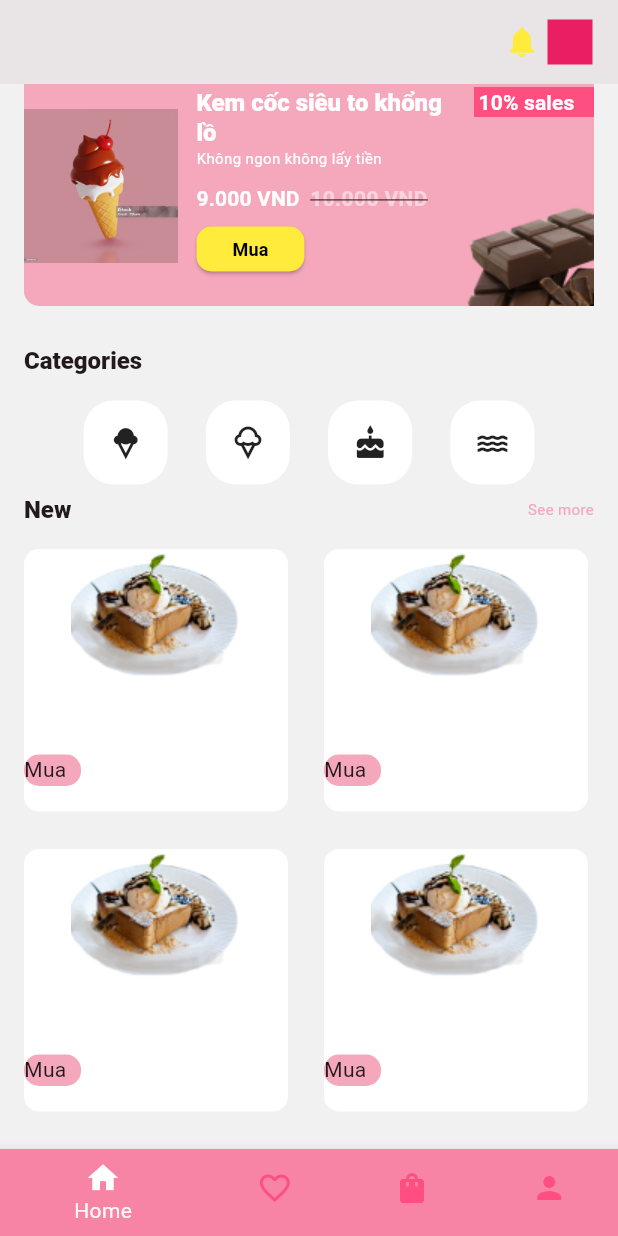
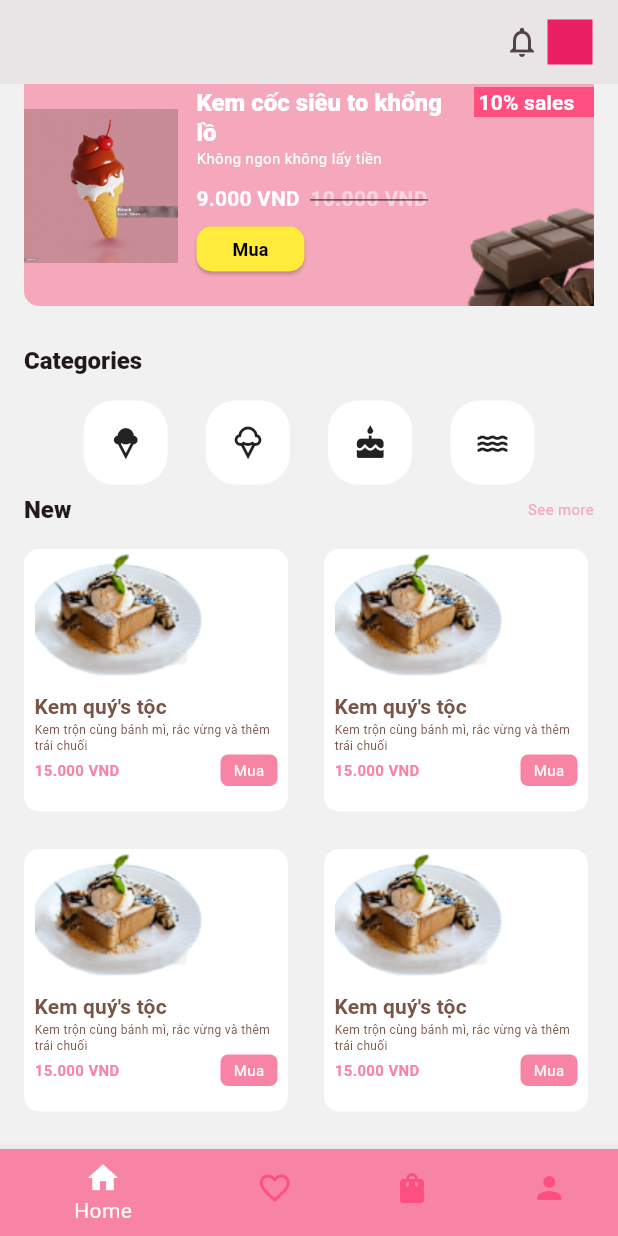
Before and after one commit to khuong1742005/Icecream-Shop, a Flutter app: the MainHomePage screen opened directly, scrolled down 90 dp, on a phone screen of 412 x 824 dp. Run offline on Flutter 3.47's test engine with Material 3 defaults, Android fonts, the light colour scheme and no system bars.

Commit message:
add buy buttom and list food favou, done gridView and done favou page

```diff
--- a/lib/home_page/home_page.dart
+++ b/lib/home_page/home_page.dart
@@ -93,6 +93,10 @@ class _HomePageState extends State<HomePage> {
                   return buildFoodGrid(
                     context,
                     foodImg: "assets/food_grid.png",
+                    foodName: "Kem quý's tộc",
+                    foodDescription:
+                        "Kem trộn cùng bánh mì, rắc vừng và thêm trái chuối",
+                    foodPrice: "15.000 VND",
                   );
                 },
               ),
--- a/lib/home_page/main_home_page.dart
+++ b/lib/home_page/main_home_page.dart
@@ -1,7 +1,7 @@
 import 'package:flutter/material.dart';
+import 'package:ice_cream_shop/home_page/favourite_page.dart';
 import 'package:ice_cream_shop/home_page/home_page.dart';
 import 'package:ice_cream_shop/started_page/forgot_pass_page.dart';
-import 'package:ice_cream_shop/started_page/sign_in_page.dart';
 import 'package:ice_cream_shop/started_page/sign_up_page.dart';
 
 class MainHomePage extends StatefulWidget {
@@ -13,6 +13,7 @@ class MainHomePage extends StatefulWidget {
 
 class _MainHomePageState extends State<MainHomePage> {
   int _currentIndex = 0;
+  bool _isBell = false;
 
   @override
   Widget build(BuildContext context) {
@@ -20,9 +21,13 @@ class _MainHomePageState extends State<MainHomePage> {
       appBar: AppBar(
         backgroundColor: Theme.of(context).colorScheme.primaryContainer,
         actions: [
-          const Icon(
-            Icons.notifications,
-            color: Colors.yellow,
+          GestureDetector(
+            onTap: () {
+              setState(() {
+                _isBell = !_isBell;
+              });
+            },
+            child: iconBell(),
           ),
           const SizedBox(width: 5),
           Container(
@@ -79,9 +84,15 @@ class _MainHomePageState extends State<MainHomePage> {
   List<Widget> listScreen() {
     return [
       const HomePage(),
-      const SignInPage(),
+      const FavouritePage(),
       const SignUpPage(),
       const ForgotPassPage(),
     ];
   }
+
+  Widget iconBell() {
+    return (_isBell)
+        ? const Icon(Icons.notifications_active, color: Colors.yellow)
+        : const Icon(Icons.notifications_none);
+  }
 }
--- a/lib/main.dart
+++ b/lib/main.dart
@@ -36,7 +36,10 @@ class MyApp extends StatelessWidget {
               fontSize: 14,
               fontWeight: FontWeight.w600,
             ),
-        ),
+            labelSmall: TextStyle(
+              fontSize: 12,
+              fontWeight: FontWeight.bold,
+            )),
       ),
       debugShowCheckedModeBanner: false,
       home: const WelcomePage(),
--- a/lib/model/build_food_grid.dart
+++ b/lib/model/build_food_grid.dart
@@ -16,7 +16,10 @@ Widget buildFoodGrid(
         color: Colors.white,
         borderRadius: BorderRadius.circular(10),
       ),
+      child: Padding(
+        padding: const EdgeInsets.only(left: 7),
         child: Column(
+          crossAxisAlignment: CrossAxisAlignment.start,
           children: [
             Image.asset(
               foodImg,
@@ -30,22 +33,48 @@ Widget buildFoodGrid(
                   .labelLarge
                   ?.copyWith(color: Colors.brown),
             ),
-          Text(foodDescription),
-          Row(
+            Text(
+              foodDescription,
+              style: const TextStyle(
+                fontSize: 8,
+                color: Colors.brown,
+              ),
+            ),
+            Padding(
+              padding: const EdgeInsets.only(right: 7),
+              child: Row(
+                mainAxisAlignment: MainAxisAlignment.spaceBetween,
                 children: [
-              Text(foodPrice),
+                  Text(
+                    foodPrice,
+                    style: TextStyle(
+                      fontSize: 10,
+                      color: Theme.of(context).colorScheme.tertiary,
+                      fontWeight: FontWeight.bold,
+                    ),
+                  ),
                   Container(
                     height: 21,
                     width: 38,
                     decoration: BoxDecoration(
-                  color: Theme.of(context).colorScheme.secondary,
-                  borderRadius: BorderRadius.circular(10),
+                      color: Theme.of(context).colorScheme.tertiary,
+                      borderRadius: BorderRadius.circular(5),
                     ),
-                child: Text("Mua"),
-              )
+                    child: const Center(
+                      child: Text(
+                        "Mua",
+                        style: TextStyle(
+                          color: Colors.white,
+                          fontSize: 10,
+                        ),
+                      ),
+                    ),
+                  ),
                 ],
-          )
+              ),
+            ),
           ],
+        ),
       ),
     ),
   );
```
Also changed, not shown: lib/home_page/favourite_page.dart (+62 -0 lines), lib/model/build_container_bottom.dart (added, +58 -0 lines), lib/model/build_food_favou.dart (added, +96 -0 lines), 1 other file. Lines whose indentation alone changed are shown as unchanged.
